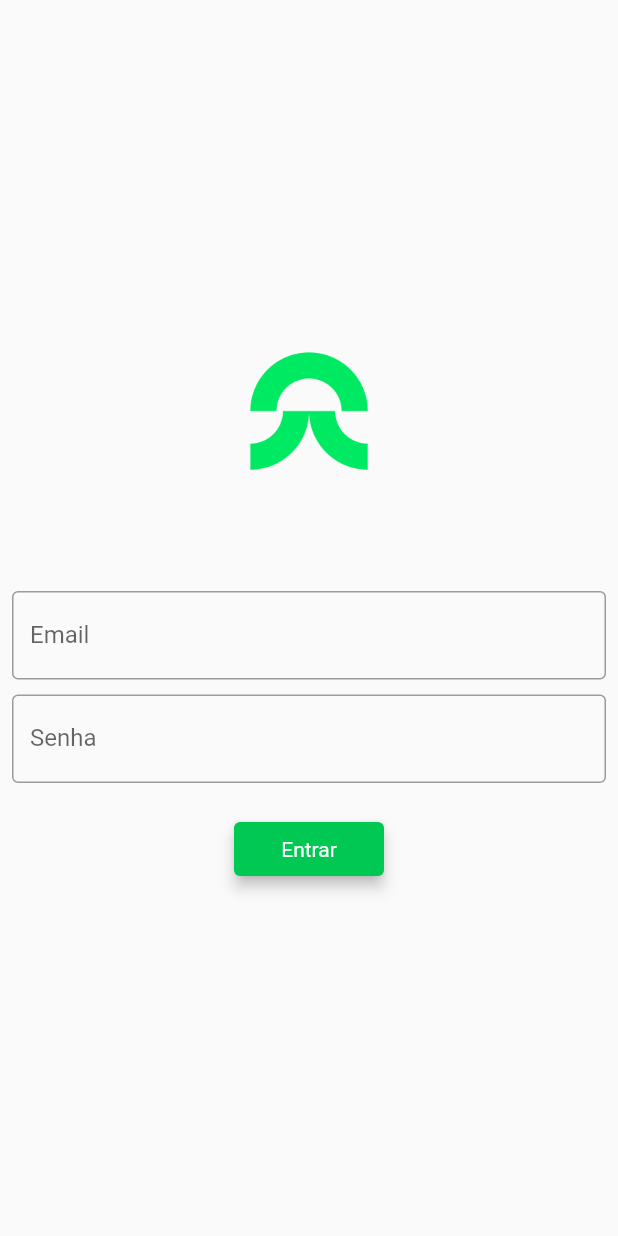
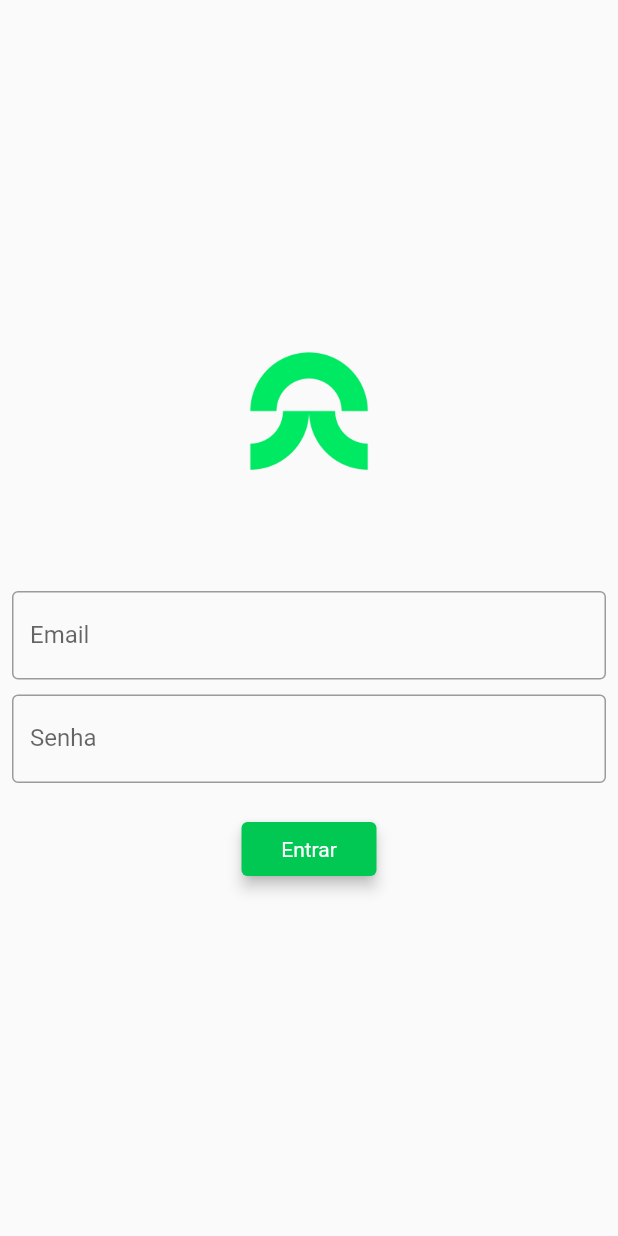
Before and after one commit to Giovaniavs/Capyba_Challenge, a Flutter app: the screen it shows after launch, on a phone screen of 412 x 824 dp. Run offline on Flutter 3.47's test engine with Material 2 defaults, Android fonts, the light colour scheme and no system bars.

Commit message:
Hotfix(buttonComponent): refactored the code of this component to receive the parameter width

```diff
--- a/lib/components/buttonComponent.dart
+++ b/lib/components/buttonComponent.dart
@@ -1,23 +1,29 @@
 import 'package:flutter/material.dart';
 
 class ButtonComponent extends StatelessWidget {
+  final double width;
   final String title;
   final Color backgroundColor;
+  final Function onPressed;
 
-  ButtonComponent({Key key, this.title, this.backgroundColor})
+  ButtonComponent(
+      {Key key, this.width, this.title, this.backgroundColor, this.onPressed})
       : super(key: key);
 
   @override
   Widget build(BuildContext context) {
-    return TextButton(
+    return Container(
+      width: this.width,
+      child: TextButton(
         child: Text(this.title),
-      onPressed: () {},
+        onPressed: this.onPressed,
         style: TextButton.styleFrom(
             primary: Colors.white,
             shadowColor: Colors.black,
             elevation: 4,
             backgroundColor: backgroundColor,
             textStyle: TextStyle(color: Colors.white)),
+      ),
     );
   }
 }
--- a/lib/pages/loginPage.dart
+++ b/lib/pages/loginPage.dart
@@ -40,18 +40,19 @@ class _LoginPageState extends State<LoginPage> {
                 InputComponent(
                   typeOfInput: 'Senha',
                   onChanged: (passwordValue) {
+                    print(passwordValue);
                     password = passwordValue;
                   },
                 ),
                 SizedBox(
                   height: 20,
                 ),
-                Container(
-                    width: 100,
-                    child: ButtonComponent(
-                      title: 'Entrar',
-                      backgroundColor: Colors.greenAccent.shade700,
-                    )),
+                ButtonComponent(
+                  width: 90,
+                  title: 'Entrar',
+                  backgroundColor: Colors.greenAccent.shade700,
+                  onPressed: () {},
+                ),
               ],
             ),
           )),
```
Lines whose indentation alone changed are shown as unchanged.
